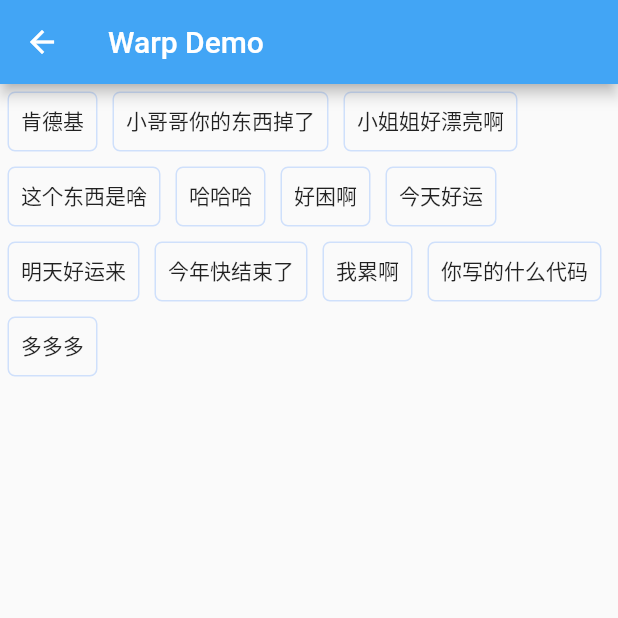
After one commit to destinyzhao/flutter_accumulation, a Flutter app: the WrapPage screen opened directly, on a phone screen of 412 x 824 dp, the top half of it. The commit adds this screen. Run offline on Flutter 3.47's test engine with Material 2 defaults, Android fonts, the phone set to English and light mode, and no system bars.

Commit message:
Wrap 使用

```diff
--- a/lib/views/home_page/home_page.dart
+++ b/lib/views/home_page/home_page.dart
@@ -4,6 +4,7 @@ import 'transform_page.dart';
 import 'text_line_height_page.dart';
 import 'positioned_page.dart';
 import 'stack_page.dart';
+import 'wrap_page.dart';
 
 class HomePage extends StatefulWidget {
   _HomePageState createState() => _HomePageState();
@@ -43,7 +44,8 @@ Widget buildListViewData(
   );
 }
 
-const List<String> routerName = ["圆角","Transform Demo","文本间距","Positioned Demo","Stack Demo"];
+const List<String> routerName = ["圆角","Transform Demo","文本间距","Positioned Demo",
+  "Stack Demo","Wrap Demo"];
 
 void routerPage(int index,BuildContext context){
   switch(index){
@@ -67,5 +69,9 @@ void routerPage(int index,BuildContext context){
       Navigator.push(context,MaterialPageRoute(builder: (context) => new StackPage()),
       );
       break;
+    case 5:
+      Navigator.push(context,MaterialPageRoute(builder: (context) => new WrapPage()),
+      );
+      break;
   }
 }
--- /dev/null
+++ b/lib/views/home_page/wrap_page.dart
@@ -0,0 +1,54 @@
+import 'package:flutter/material.dart';
+
+class WrapPage extends StatelessWidget {
+  @override
+  Widget build(BuildContext context) {
+    return Scaffold(
+      appBar: AppBar(
+        title: Text("Warp Demo"),
+        backgroundColor: Colors.blue[400],
+      ),
+      body: Container(
+        child: Wrap(children: <Widget>[
+          for (String item in tags) TagItem(item)
+        ]),
+      ),
+    );
+  }
+}
+
+class TagItem extends StatelessWidget {
+  final String text;
+
+  TagItem(this.text);
+
+  @override
+  Widget build(BuildContext context) {
+    return Container(
+      height: 40,
+      margin: EdgeInsets.symmetric(vertical: 5, horizontal: 5),
+      decoration: BoxDecoration(
+          border:  Border.all(color: Colors.blueAccent.withAlpha(60), width: 1.0),
+          borderRadius: BorderRadius.all(Radius.circular(5))),
+      child: Container(
+        margin: EdgeInsets.all(8),
+        child: Text(text),
+      ),
+    );
+  }
+}
+
+const List<String> tags = [
+  "肯德基",
+  "小哥哥你的东西掉了",
+  "小姐姐好漂亮啊",
+  "这个东西是啥",
+  "哈哈哈",
+  "好困啊",
+  "今天好运",
+  "明天好运来",
+  "今年快结束了",
+  "我累啊",
+  "你写的什么代码",
+  "多多多"
+];
--- a/pubspec.yaml
+++ b/pubspec.yaml
@@ -14,7 +14,7 @@ description: A new Flutter application.
 version: 1.0.0+1
 
 environment:
-  sdk: ">=2.1.0 <3.0.0"
+  sdk: ">=2.2.2 <3.0.0"
 
 dependencies:
   flutter:
```
Also changed, not shown: 11 other files.
